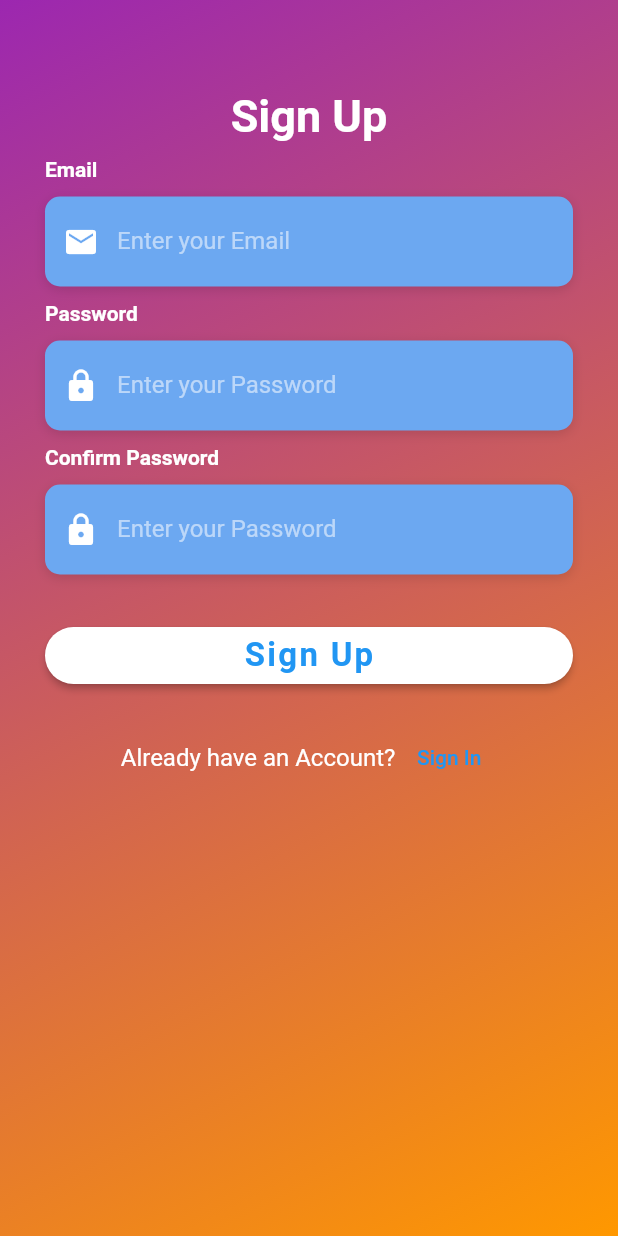
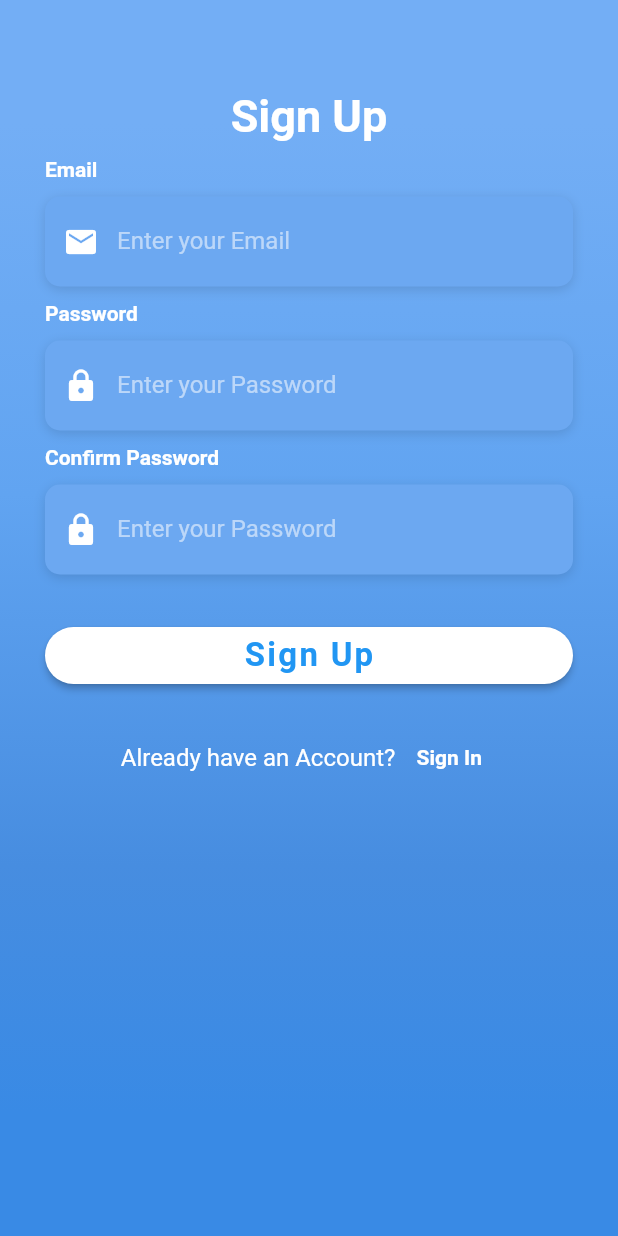
Before and after one commit to roboinfo/v_choice, a Flutter app: the Signup screen opened directly, after a tap on "Sign In", after a tap on "Signup", on a phone screen of 412 x 824 dp. Run offline on Flutter 3.47's test engine with Material 2 defaults, Android fonts, the phone set to English and light mode, and no system bars; our stand-ins replace carousel_slider, cloud_firestore, firebase_auth, firebase_core, page_transition, share_plus and 2 more; accounts and stored records are empty; Roboto replaces fonts that are missing (OpenSans).

Commit message:
Final Commit

```diff
--- a/lib/page/loginscreen.dart
+++ b/lib/page/loginscreen.dart
@@ -90,27 +90,27 @@ class _LoginScreenState extends State<LoginScreen> {
           child: Container(
 
 
+            // decoration: const BoxDecoration(
+            //     gradient: LinearGradient(
+            //         begin: Alignment.topLeft,
+            //         end: Alignment.bottomRight,
+            //         colors: [Colors.purple, Colors.orange])),
+
+            height: double.infinity,
+            width: double.infinity,
             decoration: const BoxDecoration(
-                gradient: LinearGradient(
-                    begin: Alignment.topLeft,
-                    end: Alignment.bottomRight,
-                    colors: [Colors.purple, Colors.orange])),
-
-            // height: double.infinity,
-            // width: double.infinity,
-            // decoration: const BoxDecoration(
-            //   gradient: LinearGradient(
-            //     begin: Alignment.topCenter,
-            //     end: Alignment.bottomCenter,
-            //     colors: [
-            //       Color(0xFF73AEF5),
-            //       Color(0xFF61A4F1),
-            //       Color(0xFF478DE0),
-            //       Color(0xFF398AE5),
-            //     ],
-            //     stops: [0.1, 0.4, 0.7, 0.9],
-            //   ),
-            // ),
+              gradient: LinearGradient(
+                begin: Alignment.topCenter,
+                end: Alignment.bottomCenter,
+                colors: [
+                  Color(0xFF73AEF5),
+                  Color(0xFF61A4F1),
+                  Color(0xFF478DE0),
+                  Color(0xFF398AE5),
+                ],
+                stops: [0.1, 0.4, 0.7, 0.9],
+              ),
+            ),
 
 
             child: Form(
@@ -433,7 +433,7 @@ class _LoginScreenState extends State<LoginScreen> {
                                   ),
                                       (route) => false)
                             },
-                            child: Text('Signup'),
+                            child: Text('Signup',style: kLabelStyle,),
                           ),
                         ],
                       ),
--- a/lib/page/signup.dart
+++ b/lib/page/signup.dart
@@ -110,28 +110,28 @@ class _SignupState extends State<Signup> {
 
       body: Container(
 
-        decoration: const BoxDecoration(
-            gradient: LinearGradient(
-                begin: Alignment.topLeft,
-                end: Alignment.bottomRight,
-                colors: [Colors.purple, Colors.orange])),
+        // decoration: const BoxDecoration(
+        //     gradient: LinearGradient(
+        //         begin: Alignment.topLeft,
+        //         end: Alignment.bottomRight,
+        //         colors: [Colors.purple, Colors.orange])),
 
 
-        // height: double.infinity,
-        // width: double.infinity,
-        // decoration: const BoxDecoration(
-        //   gradient: LinearGradient(
-        //     begin: Alignment.topCenter,
-        //     end: Alignment.bottomCenter,
-        //     colors: [
-        //       Color(0xFF73AEF5),
-        //       Color(0xFF61A4F1),
-        //       Color(0xFF478DE0),
-        //       Color(0xFF398AE5),
-        //     ],
-        //     stops: [0.1, 0.4, 0.7, 0.9],
-        //   ),
-        // ),
+        height: double.infinity,
+        width: double.infinity,
+        decoration: const BoxDecoration(
+          gradient: LinearGradient(
+            begin: Alignment.topCenter,
+            end: Alignment.bottomCenter,
+            colors: [
+              Color(0xFF73AEF5),
+              Color(0xFF61A4F1),
+              Color(0xFF478DE0),
+              Color(0xFF398AE5),
+            ],
+            stops: [0.1, 0.4, 0.7, 0.9],
+          ),
+        ),
 
 
         child: Form(
@@ -364,7 +364,8 @@ class _SignupState extends State<Signup> {
                                     ),
                                   )
                                 },
-                            child: Text('Sign In'))
+                            child: Text('Sign In',style: kLabelStyle,)
+                        )
                       ],
                     ),
                   )
```
